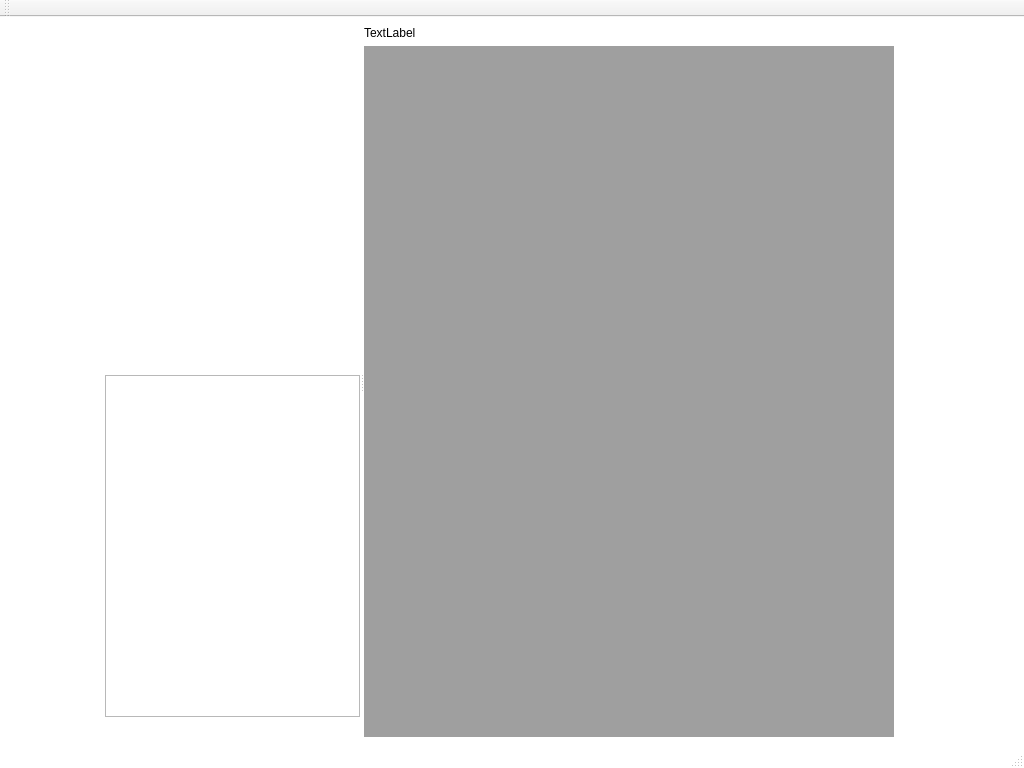
Above: GUI/MainWindow.ui from PaulDebus/vis_project before the change. Below: the same form after it.
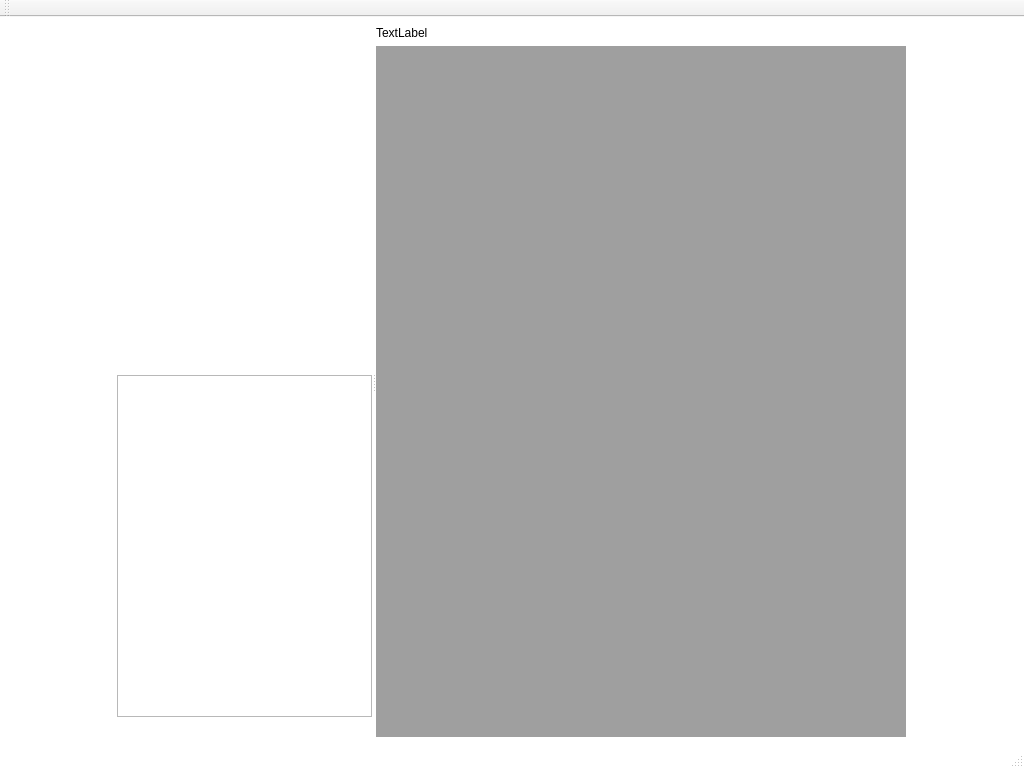
That is the form after the change.

```diff
--- a/GUI/MainWindow.ui
+++ b/GUI/MainWindow.ui
@@ -34,8 +34,8 @@
   <widget class="QWidget" name="centralwidget">
    <property name="maximumSize">
     <size>
-     <width>1000</width>
-     <height>2000</height>
+     <width>16777215</width>
+     <height>16777215</height>
     </size>
    </property>
    <layout class="QHBoxLayout" name="horizontalLayout">
```
